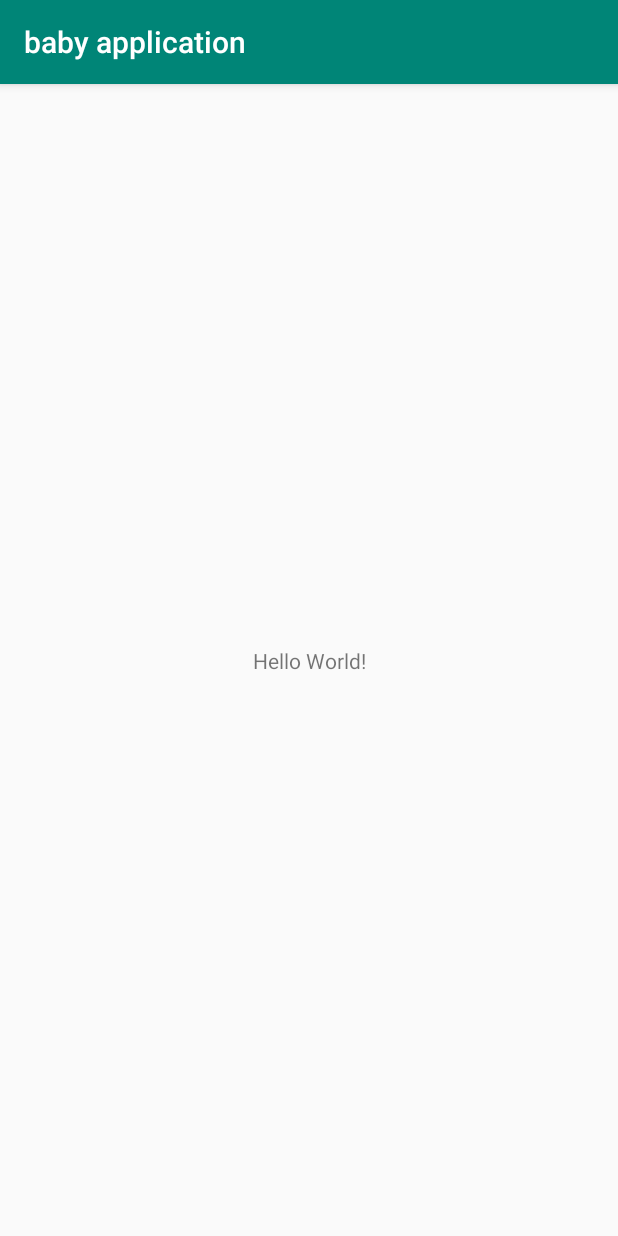
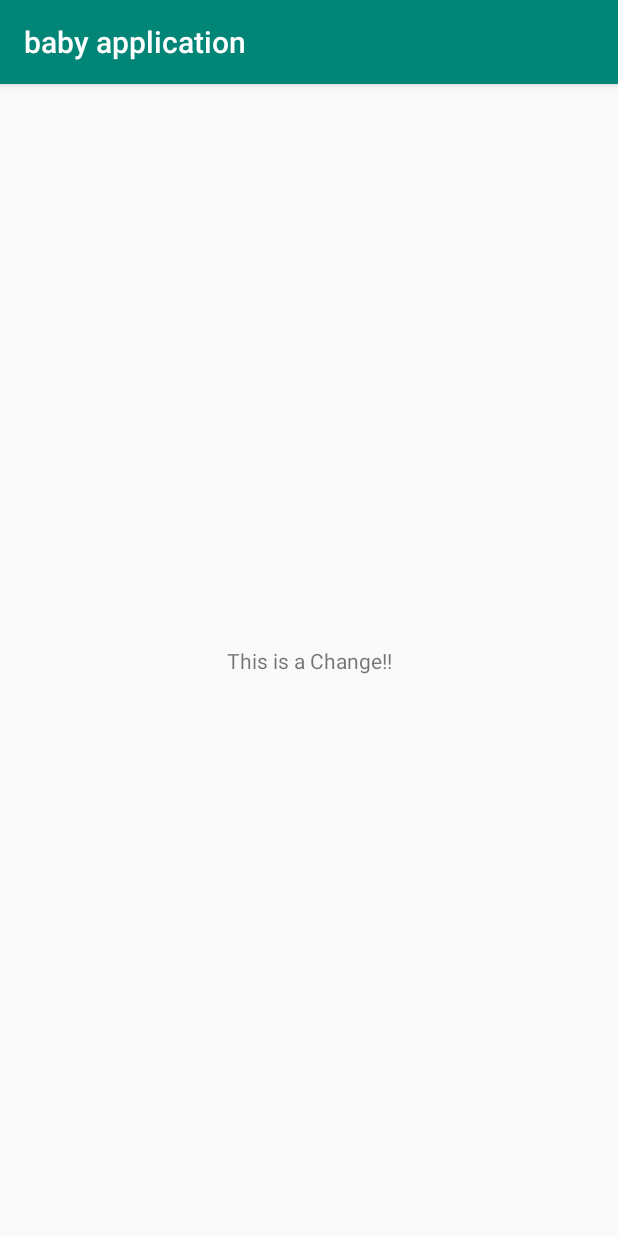
Before and after one commit to W1r3W0lf/bbapp, an Android app: the screen it shows after launch (MainActivity), on a phone screen of 412 x 824 dp. Run offline under Robolectric (Android 15) with nearby library versions, the phone set to English and light mode, and no system bars.

Commit message:
Small change to test out the file

```diff
--- a/app/src/main/res/layout/activity_main.xml
+++ b/app/src/main/res/layout/activity_main.xml
@@ -9,7 +9,7 @@
     <TextView
         android:layout_width="wrap_content"
         android:layout_height="wrap_content"
-        android:text="Hello World!"
+        android:text="This is a Change!!"
         app:layout_constraintBottom_toBottomOf="parent"
         app:layout_constraintLeft_toLeftOf="parent"
         app:layout_constraintRight_toRightOf="parent"
```
